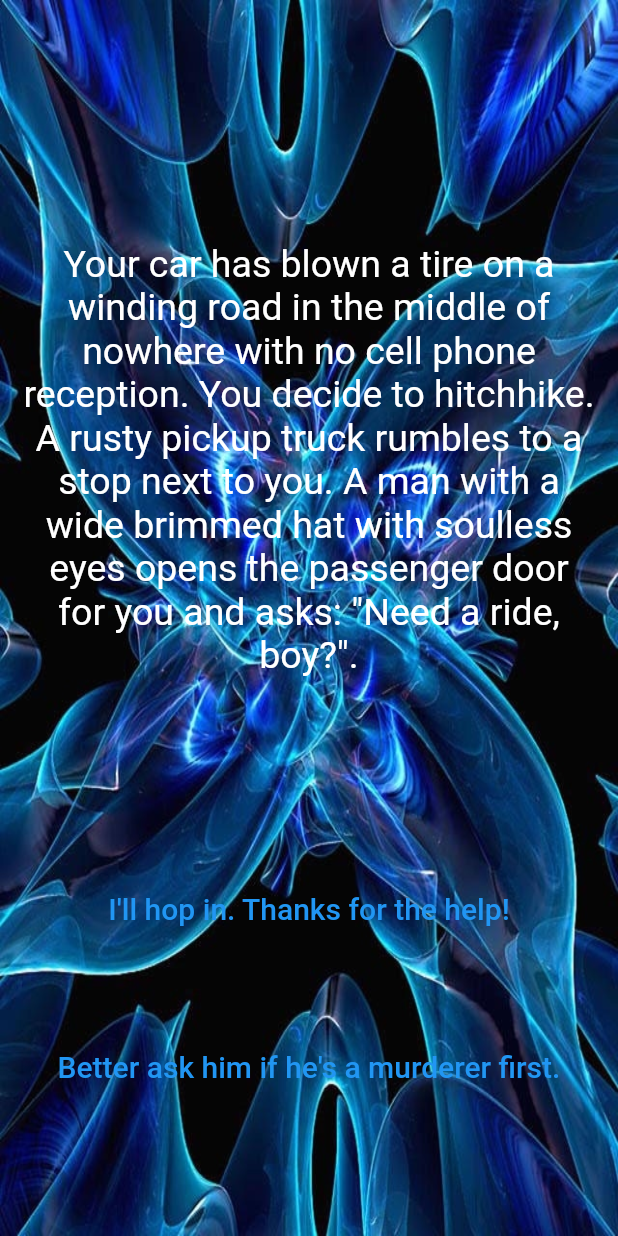
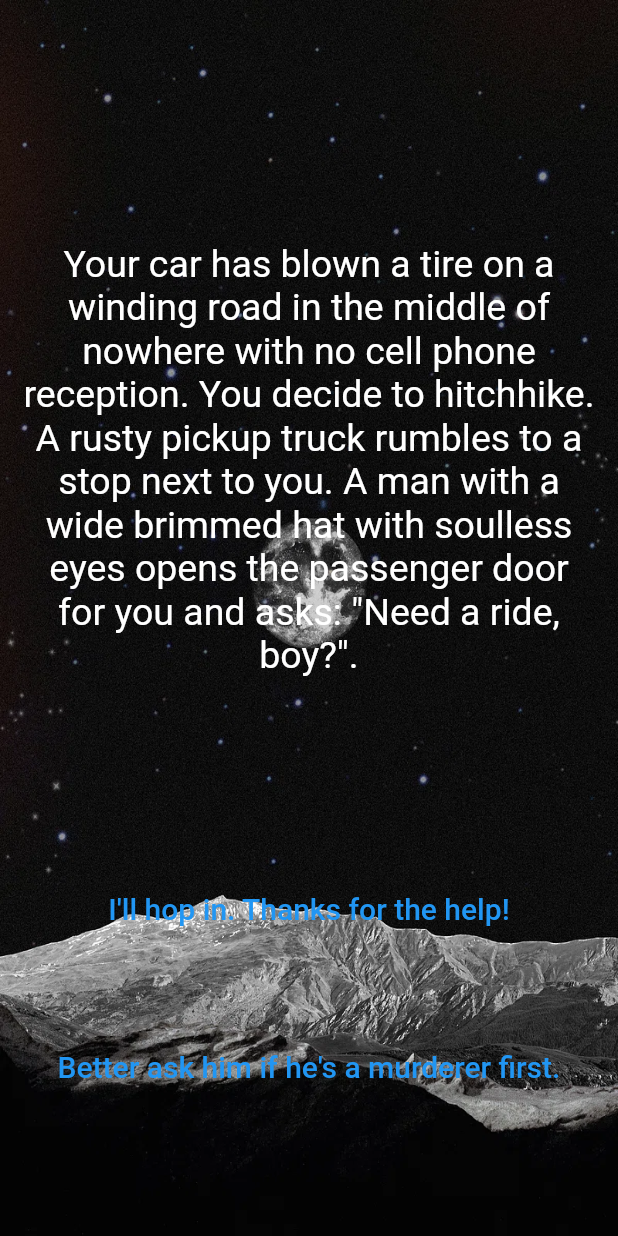
Before and after one commit to Ayeni-yeniyan/destini, a Flutter app: the screen it shows after launch, on a phone screen of 412 x 824 dp. Run offline on Flutter 3.47's test engine with Material 2 defaults, Android fonts, the phone set to English and light mode, and no system bars.

Commit message:
a story app, udemy stile!

```diff
--- a/lib/main.dart
+++ b/lib/main.dart
@@ -26,8 +26,7 @@ class _StoryPageState extends State<StoryPage> {
       body: Container(
         decoration: BoxDecoration(
             image: DecorationImage(
-                image: AssetImage('assets/images/background.jpg'),
-                fit: BoxFit.fill)),
+                image: AssetImage('assets/images/back.jpg'), fit: BoxFit.fill)),
         padding: EdgeInsets.symmetric(vertical: 50.0, horizontal: 15.0),
         constraints: BoxConstraints.expand(),
         child: SafeArea(
@@ -63,8 +62,6 @@ class _StoryPageState extends State<StoryPage> {
               SizedBox(height: 20.0),
               Expanded(
                 flex: 2,
-                //TODO: Step 26 - Use a Flutter Visibility Widget to wrap this FlatButton.
-                //TODO: Step 28 - Set the "visible" property of the Visibility Widget to equal the output from the buttonShouldBeVisible() method in the storyBrain.
                 child: Visibility(
                   visible: storyBrain.visibleButton(),
                   child: TextButton(
@@ -88,7 +85,3 @@ class _StoryPageState extends State<StoryPage> {
     );
   }
 }
-
-//TODO: Step 24 - Run the app and try to figure out what code you need to add to this file to make the story change when you press on the choice buttons.
-
-//TODO: Step 29 - Run the app and test it against the Story Outline to make sure you've completed all the steps. The code for the completed app can be found here: https://github.com/londonappbrewery/destini-challenge-completed/
```
Also changed, not shown: lib/story_brain.dart (+0 -18 lines), assets/images/back.jpg (added), assets/images/background.jpg (deleted), assets/images/peakpx.jpg (deleted), 5 other files.
